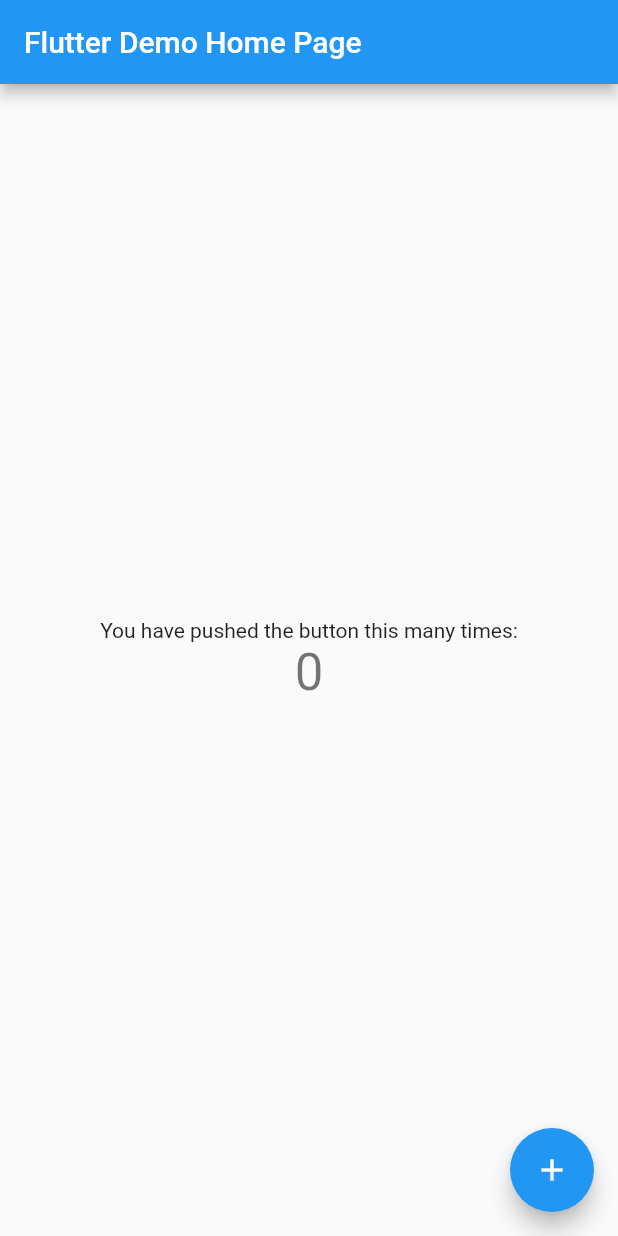
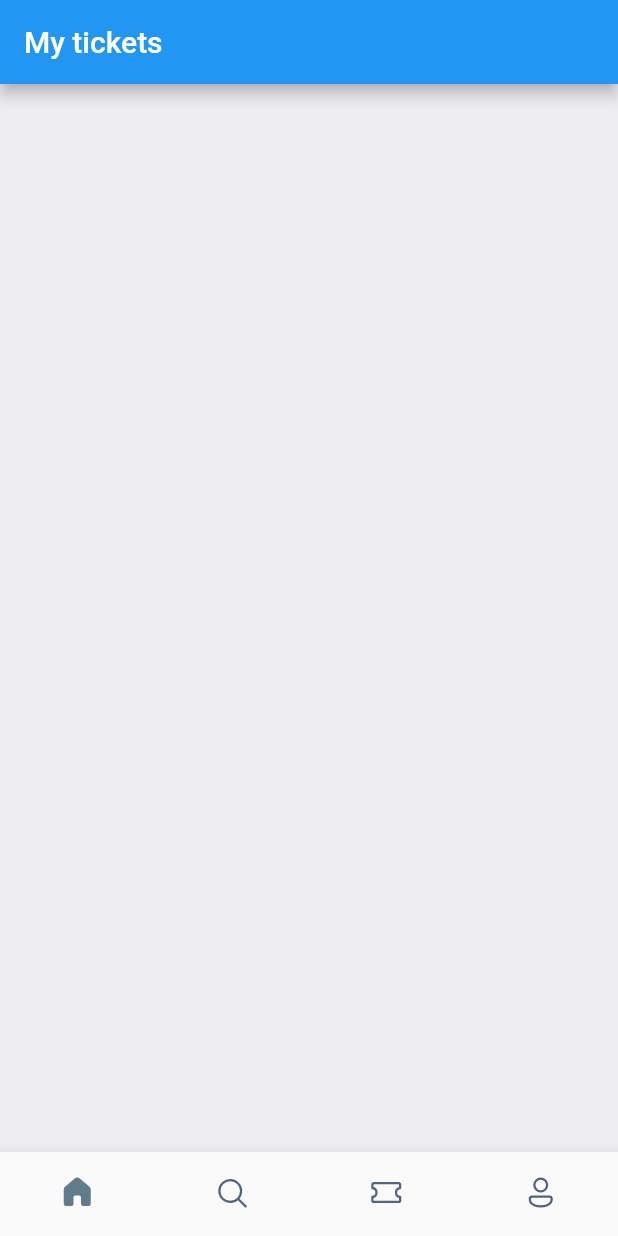
Before and after one commit to Den-JavaAndroid/TicketBookingApp, a Flutter app: the screen it shows after launch, on a phone screen of 412 x 824 dp. Run offline on Flutter 3.47's test engine with Material 2 defaults, Android fonts, the phone set to English and light mode, and no system bars; our stand-ins replace fluentui_icons.

Commit message:
add bottomNavigationBar

```diff
--- a/lib/main.dart
+++ b/lib/main.dart
@@ -1,4 +1,5 @@
 import 'package:flutter/material.dart';
+import 'package:ticket_booking/screens/bottom_bar.dart';
 
 void main() {
   runApp(const MyApp());
@@ -7,109 +8,14 @@ void main() {
 class MyApp extends StatelessWidget {
   const MyApp({Key? key}) : super(key: key);
 
-  // This widget is the root of your application.
   @override
   Widget build(BuildContext context) {
     return MaterialApp(
-      title: 'Flutter Demo',
+      title: 'Book tickets',
       theme: ThemeData(
-        // This is the theme of your application.
-        //
-        // Try running your application with "flutter run". You'll see the
-        // application has a blue toolbar. Then, without quitting the app, try
-        // changing the primarySwatch below to Colors.green and then invoke
-        // "hot reload" (press "r" in the console where you ran "flutter run",
-        // or simply save your changes to "hot reload" in a Flutter IDE).
-        // Notice that the counter didn't reset back to zero; the application
-        // is not restarted.
         primarySwatch: Colors.blue,
       ),
-      home: const MyHomePage(title: 'Flutter Demo Home Page'),
+      home: const BottomBar(),
     );
   }
 }
-
-class MyHomePage extends StatefulWidget {
-  const MyHomePage({Key? key, required this.title}) : super(key: key);
-
-  // This widget is the home page of your application. It is stateful, meaning
-  // that it has a State object (defined below) that contains fields that affect
-  // how it looks.
-
-  // This class is the configuration for the state. It holds the values (in this
-  // case the title) provided by the parent (in this case the App widget) and
-  // used by the build method of the State. Fields in a Widget subclass are
-  // always marked "final".
-
-  final String title;
-
-  @override
-  State<MyHomePage> createState() => _MyHomePageState();
-}
-
-class _MyHomePageState extends State<MyHomePage> {
-  int _counter = 0;
-
-  void _incrementCounter() {
-    setState(() {
-      // This call to setState tells the Flutter framework that something has
-      // changed in this State, which causes it to rerun the build method below
-      // so that the display can reflect the updated values. If we changed
-      // _counter without calling setState(), then the build method would not be
-      // called again, and so nothing would appear to happen.
-      _counter++;
-    });
-  }
-
-  @override
-  Widget build(BuildContext context) {
-    // This method is rerun every time setState is called, for instance as done
-    // by the _incrementCounter method above.
-    //
-    // The Flutter framework has been optimized to make rerunning build methods
-    // fast, so that you can just rebuild anything that needs updating rather
-    // than having to individually change instances of widgets.
-    return Scaffold(
-      appBar: AppBar(
-        // Here we take the value from the MyHomePage object that was created by
-        // the App.build method, and use it to set our appbar title.
-        title: Text(widget.title),
-      ),
-      body: Center(
-        // Center is a layout widget. It takes a single child and positions it
-        // in the middle of the parent.
-        child: Column(
-          // Column is also a layout widget. It takes a list of children and
-          // arranges them vertically. By default, it sizes itself to fit its
-          // children horizontally, and tries to be as tall as its parent.
-          //
-          // Invoke "debug painting" (press "p" in the console, choose the
-          // "Toggle Debug Paint" action from the Flutter Inspector in Android
-          // Studio, or the "Toggle Debug Paint" command in Visual Studio Code)
-          // to see the wireframe for each widget.
-          //
-          // Column has various properties to control how it sizes itself and
-          // how it positions its children. Here we use mainAxisAlignment to
-          // center the children vertically; the main axis here is the vertical
-          // axis because Columns are vertical (the cross axis would be
-          // horizontal).
-          mainAxisAlignment: MainAxisAlignment.center,
-          children: <Widget>[
-            const Text(
-              'You have pushed the button this many times:',
-            ),
-            Text(
-              '$_counter',
-              style: Theme.of(context).textTheme.headline4,
-            ),
-          ],
-        ),
-      ),
-      floatingActionButton: FloatingActionButton(
-        onPressed: _incrementCounter,
-        tooltip: 'Increment',
-        child: const Icon(Icons.add),
-      ), // This trailing comma makes auto-formatting nicer for build methods.
-    );
-  }
-}
--- /dev/null
+++ b/lib/screens/bottom_bar.dart
@@ -0,0 +1,64 @@
+import 'package:fluentui_icons/fluentui_icons.dart';
+import 'package:flutter/material.dart';
+import 'package:ticket_booking/screens/home_screen.dart';
+
+class BottomBar extends StatefulWidget {
+  const BottomBar({Key? key}) : super(key: key);
+
+  @override
+  State<BottomBar> createState() => _BottomBarState();
+}
+
+class _BottomBarState extends State<BottomBar> {
+  int _selectedIndex=0;
+  static final List<Widget> _widgetOptions = <Widget>[
+    HomeScreen(),
+    const Text("Search"),
+    const Text("Tickets"),
+    const Text("Profile")
+  ];
+
+  void _onItemTapped(int index){
+    setState(() {
+      _selectedIndex=index;
+    });
+  }
+
+  @override
+  Widget build(BuildContext context) {
+    return Scaffold(
+      appBar: AppBar(
+        title: Text("My tickets"),
+      ),
+      body: Center(child: _widgetOptions[_selectedIndex]),
+      bottomNavigationBar: BottomNavigationBar(
+        currentIndex: _selectedIndex,
+        onTap: _onItemTapped,
+        elevation: 10,
+        showUnselectedLabels: false,
+        showSelectedLabels: false,
+        selectedItemColor: Colors.blueGrey,
+        type: BottomNavigationBarType.fixed,
+        unselectedItemColor: const Color(0xFF526480),
+        items: const [
+          BottomNavigationBarItem(
+              icon: Icon(FluentSystemIcons.ic_fluent_home_regular),
+              activeIcon: Icon(FluentSystemIcons.ic_fluent_home_filled),
+              label: "Home"),
+          BottomNavigationBarItem(
+              icon: Icon(FluentSystemIcons.ic_fluent_search_regular),
+              activeIcon: Icon(FluentSystemIcons.ic_fluent_search_filled),
+              label: "Search"),
+          BottomNavigationBarItem(
+              icon: Icon(FluentSystemIcons.ic_fluent_ticket_regular),
+              activeIcon: Icon(FluentSystemIcons.ic_fluent_ticket_filled),
+              label: "Search"),
+          BottomNavigationBarItem(
+              icon: Icon(FluentSystemIcons.ic_fluent_person_regular),
+              activeIcon: Icon(FluentSystemIcons.ic_fluent_person_filled),
+              label: "Search"),
+        ],
+      ),
+    );
+  }
+}
--- /dev/null
+++ b/lib/screens/home_screen.dart
@@ -0,0 +1,13 @@
+import 'package:flutter/material.dart';
+
+class HomeScreen extends StatelessWidget {
+  const HomeScreen({Key? key}) : super(key: key);
+
+  @override
+  Widget build(BuildContext context) {
+    return Scaffold(
+      backgroundColor: Color(0xFFeeedf2),
+      body: Column(),
+    );
+  }
+}
--- a/pubspec.yaml
+++ b/pubspec.yaml
@@ -34,6 +34,7 @@ dependencies:
   # The following adds the Cupertino Icons font to your application.
   # Use with the CupertinoIcons class for iOS style icons.
   cupertino_icons: ^1.0.2
+  fluentui_icons: ^1.0.0
 
 dev_dependencies:
   flutter_test:
```
Also changed, not shown: pubspec.lock.
